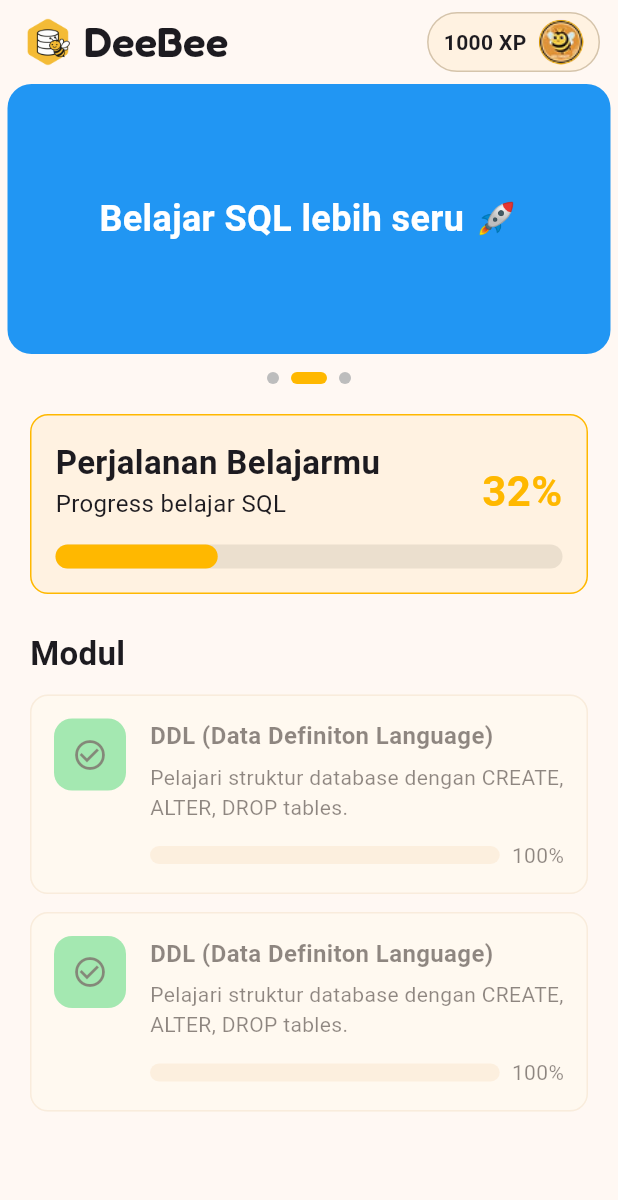
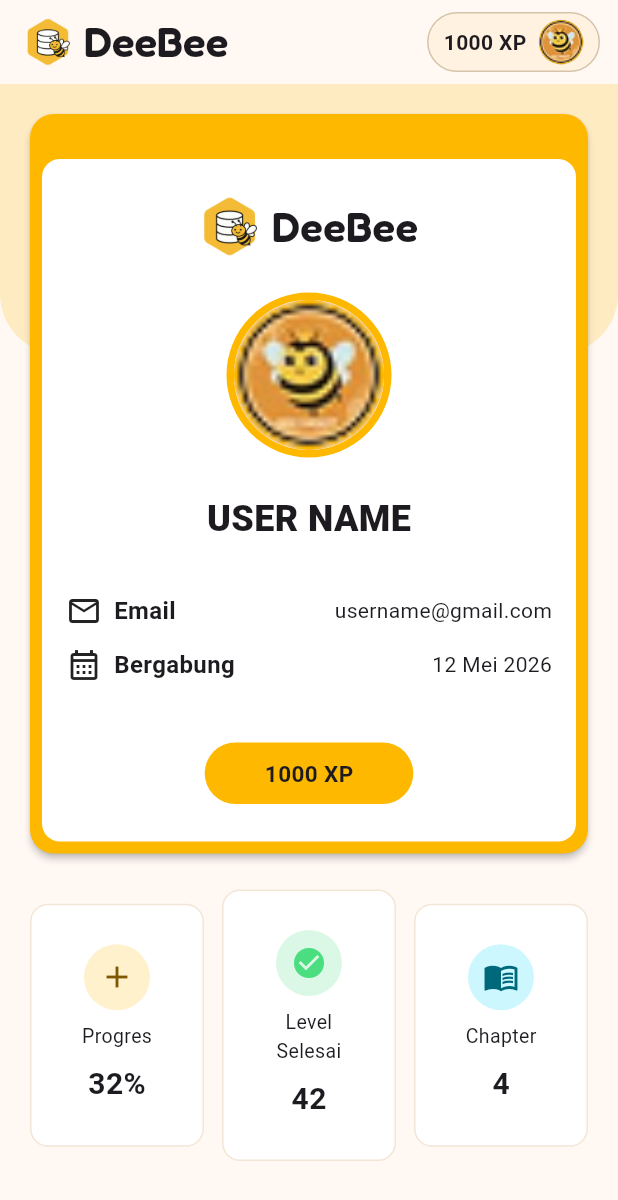
Before and after one commit to clarazefanya/DeeBee, a Flutter app: the screen it shows after launch, on a phone screen of 412 x 824 dp. Shown: the top 1200 px of the screen. Run offline on Flutter 3.47's test engine with Material 3 defaults, Android fonts, the phone set to English and light mode, and no system bars; our stand-ins replace fluttertoast, shared_preferences.

Commit message:
add: level select, profile (40%); feat: update chapter select; note msh ada bug di row statistik profile

```diff
--- a/lib/components/components.dart
+++ b/lib/components/components.dart
@@ -145,6 +145,7 @@ class DeebeeAppbar extends StatelessWidget implements PreferredSizeWidget {
   @override
   Widget build(BuildContext context) {
     return AppBar(
+      automaticallyImplyLeading: false,
       backgroundColor: AppColors.background,
       leading: isGameplay
           ? IconButton(onPressed: () {}, icon: Icon(Icons.menu))
--- a/lib/constants/colors.dart
+++ b/lib/constants/colors.dart
@@ -12,9 +12,10 @@ class AppColors {
   static const Color borderLightBrown = Color(0xFFD5C4AB); //dari gameplay
   static const Color borderCream = Color(0xFFF3E6D6); //dari home
 
+  static const Color statusLocked = Color(0xFFE1E3E4);
   static const Color statusInProgress = Color(0xFFFFB800);
   static const Color statusCompleted = Color(0xFF4ADE80);
-  static const Color statusLocked = Color(0xFFE1E3E4);
+  static const Color statusCompletedIcon = Color(0xFF15803D);
 
   // static const Color textPrimary = Color(0xFF222222);
   // static const Color textSecondary = Color(0xFF757575);
--- a/lib/main.dart
+++ b/lib/main.dart
@@ -1,5 +1,5 @@
 import 'package:deebee_user/database/preference_handler.dart';
-import 'package:deebee_user/views/home.dart';
+import 'package:deebee_user/views/profile.dart';
 import 'package:flutter/material.dart';
 import 'package:intl/date_symbol_data_local.dart';
 
@@ -39,7 +39,7 @@ class MyApp extends StatelessWidget {
         // tested with just a hot reload.
         colorScheme: .fromSeed(seedColor: Colors.deepPurple),
       ),
-      home: Home(),
+      home: Profile(),
     );
   }
 }
--- /dev/null
+++ b/lib/views/profile.dart
@@ -0,0 +1,340 @@
+import 'package:deebee_user/components/components.dart';
+import 'package:deebee_user/constants/colors.dart';
+import 'package:flutter/material.dart';
+
+class Profile extends StatefulWidget {
+  const Profile({super.key});
+
+  @override
+  State<Profile> createState() => _ProfileState();
+}
+
+class _ProfileState extends State<Profile> {
+  @override
+  Widget build(BuildContext context) {
+    return Scaffold(
+      backgroundColor: AppColors.background,
+      appBar: DeebeeAppbar(isGameplay: false),
+      body: ListView(
+        children: [
+          Stack(
+            children: [
+              //background kotak kuning
+              Container(
+                height: 180,
+                width: double.infinity,
+                decoration: BoxDecoration(
+                  color: AppColors.primaryHoney.withValues(alpha: 0.2),
+                  borderRadius: BorderRadius.only(
+                    bottomLeft: Radius.circular(40),
+                    bottomRight: Radius.circular(40),
+                  ),
+                ),
+              ),
+
+              //komponen profile
+              Padding(
+                padding: EdgeInsets.all(20),
+                child: Column(
+                  children: [
+                    //nametag outer
+                    Card(
+                      margin: EdgeInsets.zero,
+                      elevation: 2,
+                      color: AppColors.primaryHoney,
+                      shape: RoundedRectangleBorder(
+                        borderRadius: BorderRadius.circular(16),
+                      ),
+                      //card
+                      child: Padding(
+                        // padding: const EdgeInsets.symmetric(
+                        //   vertical: 25,
+                        //   horizontal: 8,
+                        // ),
+                        padding: const EdgeInsets.only(
+                          top: 30,
+                          bottom: 8,
+                          left: 8,
+                          right: 8,
+                        ),
+                        child: Container(
+                          // padding: EdgeInsets.all(16),
+                          padding: EdgeInsets.symmetric(
+                            horizontal: 16,
+                            vertical: 25,
+                          ),
+                          // margin: EdgeInsets.symmetric(vertical: 12, horizontal: 8),
+                          decoration: BoxDecoration(
+                            color: Colors.white,
+                            borderRadius: BorderRadius.circular(12),
+                          ),
+                          child: Column(
+                            children: [
+                              //row logo dan tulisan deebee
+                              Row(
+                                mainAxisAlignment: MainAxisAlignment.center,
+                                children: [
+                                  Image.asset(
+                                    "assets/images/logodb-transparan.png",
+                                    width: 40,
+                                    height: 40,
+                                  ),
+                                  SizedBox(width: 8),
+                                  Text(
+                                    "DeeBee",
+                                    style: TextStyle(
+                                      fontFamily: 'Fredoka',
+                                      fontWeight: FontWeight.w600,
+                                      fontSize: 28,
+                                    ),
+                                  ),
+                                ],
+                              ),
+                              SizedBox(height: 24),
+
+                              //avatar
+                              Container(
+                                // padding: const EdgeInsets.all(3),
+                                decoration: BoxDecoration(
+                                  shape: BoxShape.circle,
+                                  border: Border.all(
+                                    color: AppColors.primaryHoney,
+                                    width: 5,
+                                  ),
+                                  color: Colors.white,
+                                ),
+                                child: const CircleAvatar(
+                                  radius: 50,
+                                  backgroundImage: AssetImage(
+                                    "assets/images/User Avatar.png",
+                                  ),
+                                ),
+                              ),
+                              SizedBox(height: 24),
+
+                              //nama user
+                              Text(
+                                "USER NAME",
+                                style: TextStyle(
+                                  fontSize: 24,
+                                  fontWeight: FontWeight.w800,
+                                ),
+                              ),
+                              SizedBox(height: 32),
+
+                              //row email
+                              Row(
+                                children: [
+                                  Icon(Icons.email_outlined),
+                                  SizedBox(width: 8),
+                                  Text(
+                                    "Email",
+                                    style: TextStyle(
+                                      fontSize: 16,
+                                      fontWeight: FontWeight.w600,
+                                    ),
+                                  ),
+                                  Spacer(),
+                                  Text("username@gmail.com"),
+                                ],
+                              ),
+                              SizedBox(height: 12),
+
+                              //row bergabung
+                              Row(
+                                children: [
+                                  Icon(Icons.calendar_month_outlined),
+                                  SizedBox(width: 8),
+                                  Text(
+                                    "Bergabung",
+                                    style: TextStyle(
+                                      fontSize: 16,
+                                      fontWeight: FontWeight.w600,
+                                    ),
+                                  ),
+                                  Spacer(),
+                                  Text("12 Mei 2026"),
+                                ],
+                              ),
+                              SizedBox(height: 40),
+
+                              //capsule XP
+                              Container(
+                                padding: EdgeInsets.symmetric(
+                                  horizontal: 40,
+                                  vertical: 10,
+                                ),
+                                decoration: BoxDecoration(
+                                  color: AppColors.primaryHoney,
+                                  borderRadius: BorderRadius.circular(9999),
+                                ),
+                                child: Text(
+                                  "1000 XP",
+                                  style: TextStyle(
+                                    fontSize: 15,
+                                    fontWeight: FontWeight.bold,
+                                  ),
+                                ),
+                              ),
+                            ],
+                          ),
+                        ),
+                      ),
+                    ),
+                    SizedBox(height: 24),
+
+                    //3 kotak statistik
+                    Row(
+                      children: [
+                        //progress
+                        Expanded(
+                          child: Container(
+                            padding: EdgeInsets.symmetric(
+                              horizontal: 16,
+                              vertical: 26,
+                            ),
+                            // padding: EdgeInsets.all(26),
+                            decoration: BoxDecoration(
+                              color: Colors.white,
+                              borderRadius: BorderRadius.circular(12),
+                              border: Border.all(color: AppColors.borderCream),
+                            ),
+                            child: Column(
+                              children: [
+                                Container(
+                                  padding: EdgeInsets.all(10),
+                                  decoration: BoxDecoration(
+                                    shape: BoxShape.circle,
+                                    color: AppColors.primaryHoney.withValues(
+                                      alpha: 0.20,
+                                    ),
+                                  ),
+                                  child: Icon(
+                                    Icons.add,
+                                    color: const Color(0xFF7C5800),
+                                  ),
+                                ),
+                                SizedBox(height: 8),
+                                Text("Progres", style: TextStyle(fontSize: 13)),
+                                SizedBox(height: 8),
+                                Text(
+                                  "32%",
+                                  style: TextStyle(
+                                    fontSize: 20,
+                                    fontWeight: FontWeight.bold,
+                                  ),
+                                ),
+                              ],
+                            ),
+                          ),
+                        ),
+                        SizedBox(width: 12),
+
+                        //level selesai
+                        Expanded(
+                          child: Container(
+                            padding: EdgeInsets.symmetric(
+                              horizontal: 16,
+                              vertical: 26,
+                            ),
+                            // padding: EdgeInsets.all(26),
+                            decoration: BoxDecoration(
+                              color: Colors.white,
+                              borderRadius: BorderRadius.circular(12),
+                              border: Border.all(color: AppColors.borderCream),
+                            ),
+                            child: Column(
+                              children: [
+                                Container(
+                                  padding: EdgeInsets.all(10),
+                                  decoration: BoxDecoration(
+                                    shape: BoxShape.circle,
+                                    color: AppColors.statusCompleted.withValues(
+                                      alpha: 0.20,
+                                    ),
+                                  ),
+                                  child: Icon(
+                                    Icons.check_circle,
+                                    color: AppColors.statusCompleted,
+                                  ),
+                                ),
+                                SizedBox(height: 8),
+                                Text(
+                                  "Level\nSelesai",
+                                  style: TextStyle(fontSize: 13),
+                                  textAlign: TextAlign.center,
+                                ),
+                                SizedBox(height: 8),
+                                Text(
+                                  "42",
+                                  style: TextStyle(
+                                    fontSize: 20,
+                                    fontWeight: FontWeight.bold,
+                                  ),
+                                ),
+                              ],
+                            ),
+                          ),
+                        ),
+                        SizedBox(width: 12),
+
+                        //chapter
+                        Expanded(
+                          child: Container(
+                            padding: EdgeInsets.symmetric(
+                              horizontal: 16,
+                              vertical: 26,
+                            ),
+                            // padding: EdgeInsets.all(26),
+                            decoration: BoxDecoration(
+                              color: Colors.white,
+                              borderRadius: BorderRadius.circular(12),
+                              border: Border.all(color: AppColors.borderCream),
+                            ),
+                            child: Column(
+                              children: [
+                                Container(
+                                  padding: EdgeInsets.all(10),
+                                  decoration: BoxDecoration(
+                                    shape: BoxShape.circle,
+                                    color: const Color(
+                                      0xFF00D7FE,
+                                    ).withValues(alpha: 0.20),
+                                  ),
+                                  child: Icon(
+                                    Icons.menu_book_outlined,
+                                    color: Color(0xFF00687B),
+                                  ),
+                                ),
+                                SizedBox(height: 8),
+                                Text("Chapter", style: TextStyle(fontSize: 13)),
+                                SizedBox(height: 8),
+                                Text(
+                                  "4",
+                                  style: TextStyle(
+                                    fontSize: 20,
+                                    fontWeight: FontWeight.bold,
+                                  ),
+                                ),
+                              ],
+                            ),
+                          ),
+                        ),
+                      ],
+                    ),
+
+                    //settings, feedback, about us
+
+                    //data management
+
+                    //button logout
+                  ],
+                ),
+              ),
+            ],
+          ),
+        ],
+      ),
+    );
+  }
+}
```
Also changed, not shown: lib/views/chapter_select.dart (+40 -19 lines), lib/views/home.dart (+13 -3 lines), lib/views/level_select.dart (added, +216 -0 lines).
